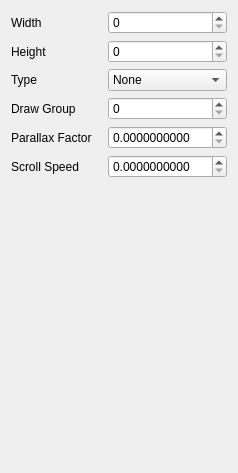
Above: RetroEDv2/tools/sceneproperties/scenelayerpropertiesv5.ui from RSDKModding/RetroED before the change. Below: the same form after it.
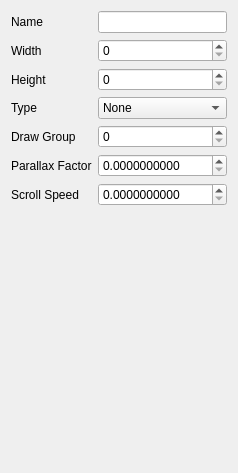
That is the form after the change.

What changed in the file:
```diff
--- a/RetroEDv2/tools/sceneproperties/scenelayerpropertiesv5.ui
+++ b/RetroEDv2/tools/sceneproperties/scenelayerpropertiesv5.ui
@@ -20,57 +20,50 @@
    <string>Form</string>
   </property>
   <layout class="QGridLayout" name="gridLayout">
-   <item row="5" column="1">
-    <widget class="QDoubleSpinBox" name="scrollSpeed">
-     <property name="decimals">
-      <number>10</number>
+   <item row="3" column="1">
+    <widget class="QComboBox" name="type">
+     <item>
+      <property name="text">
+       <string>None</string>
+      </property>
+     </item>
+     <item>
+      <property name="text">
+       <string>Horizontal Scroll</string>
+      </property>
+     </item>
+     <item>
+      <property name="text">
+       <string>Vertical Scroll</string>
+      </property>
+     </item>
+     <item>
+      <property name="text">
+       <string>Rotozoom</string>
+      </property>
+     </item>
+     <item>
+      <property name="text">
+       <string>Basic</string>
+      </property>
+     </item>
+    </widget>
+   </item>
+   <item row="4" column="0">
+    <widget class="QLabel" name="label_6">
+     <property name="text">
+      <string>Draw Group</string>
      </property>
-     <property name="maximum">
-      <double>128.000000000000000</double>
-     </property>
-     <property name="value">
-      <double>0.000000000000000</double>
-     </property>
     </widget>
    </item>
-   <item row="2" column="0">
+   <item row="3" column="0">
     <widget class="QLabel" name="label_3">
      <property name="text">
       <string>Type</string>
      </property>
     </widget>
    </item>
-   <item row="4" column="1">
-    <widget class="QDoubleSpinBox" name="parallaxFactor">
-     <property name="decimals">
-      <number>10</number>
-     </property>
-     <property name="maximum">
-      <double>128.000000000000000</double>
-     </property>
-     <property name="value">
-      <double>0.000000000000000</double>
-     </property>
-    </widget>
-   </item>
-   <item row="1" column="0">
-    <widget class="QLabel" name="label_2">
-     <property name="text">
-      <string>Height</string>
-     </property>
-    </widget>
-   </item>
-   <item row="1" column="1">
-    <widget class="QSpinBox" name="height">
-     <property name="minimum">
-      <number>0</number>
-     </property>
-     <property name="maximum">
-      <number>32767</number>
-     </property>
-    </widget>
-   </item>
-   <item row="6" column="0">
+   <item row="7" column="0">
     <spacer name="verticalSpacer">
      <property name="orientation">
       <enum>Qt::Vertical</enum>
@@ -83,80 +76,97 @@
      </property>
     </spacer>
    </item>
-   <item row="0" column="0">
-    <widget class="QLabel" name="label">
+   <item row="2" column="0">
+    <widget class="QLabel" name="label_2">
      <property name="text">
-      <string>Width</string>
+      <string>Height</string>
      </property>
     </widget>
    </item>
-   <item row="0" column="1">
-    <widget class="QSpinBox" name="width">
-     <property name="minimum">
-      <number>0</number>
-     </property>
-     <property name="maximum">
-      <number>32767</number>
-     </property>
-    </widget>
-   </item>
-   <item row="2" column="1">
-    <widget class="QComboBox" name="type">
-     <item>
-      <property name="text">
-       <string>None</string>
-      </property>
-     </item>
-     <item>
-      <property name="text">
-       <string>Horizontal Scroll</string>
-      </property>
-     </item>
-     <item>
-      <property name="text">
-       <string>Vertical Scroll</string>
-      </property>
-     </item>
-     <item>
-      <property name="text">
-       <string>Rotozoom</string>
-      </property>
-     </item>
-     <item>
-      <property name="text">
-       <string>Basic</string>
-      </property>
-     </item>
-    </widget>
-   </item>
    <item row="5" column="0">
-    <widget class="QLabel" name="label_5">
-     <property name="text">
-      <string>Scroll Speed</string>
-     </property>
-    </widget>
-   </item>
-   <item row="4" column="0">
     <widget class="QLabel" name="label_4">
      <property name="text">
       <string>Parallax Factor</string>
      </property>
     </widget>
    </item>
-   <item row="3" column="0">
-    <widget class="QLabel" name="label_6">
+   <item row="6" column="0">
+    <widget class="QLabel" name="label_5">
      <property name="text">
-      <string>Draw Group</string>
+      <string>Scroll Speed</string>
      </property>
     </widget>
    </item>
-   <item row="3" column="1">
+   <item row="2" column="1">
+    <widget class="QSpinBox" name="height">
+     <property name="minimum">
+      <number>0</number>
+     </property>
+     <property name="maximum">
+      <number>32767</number>
+     </property>
+    </widget>
+   </item>
+   <item row="1" column="0">
+    <widget class="QLabel" name="label">
+     <property name="text">
+      <string>Width</string>
+     </property>
+    </widget>
+   </item>
+   <item row="5" column="1">
+    <widget class="QDoubleSpinBox" name="parallaxFactor">
+     <property name="decimals">
+      <number>10</number>
+     </property>
+     <property name="maximum">
+      <double>128.000000000000000</double>
+     </property>
+     <property name="value">
+      <double>0.000000000000000</double>
+     </property>
+    </widget>
+   </item>
+   <item row="4" column="1">
     <widget class="QSpinBox" name="drawOrder">
      <property name="maximum">
       <number>16</number>
      </property>
     </widget>
    </item>
+   <item row="6" column="1">
+    <widget class="QDoubleSpinBox" name="scrollSpeed">
+     <property name="decimals">
+      <number>10</number>
+     </property>
+     <property name="maximum">
+      <double>128.000000000000000</double>
+     </property>
+     <property name="value">
+      <double>0.000000000000000</double>
+     </property>
+    </widget>
+   </item>
+   <item row="1" column="1">
+    <widget class="QSpinBox" name="width">
+     <property name="minimum">
+      <number>0</number>
+     </property>
+     <property name="maximum">
+      <number>32767</number>
+     </property>
+    </widget>
+   </item>
+   <item row="0" column="1">
+    <widget class="QLineEdit" name="name"/>
+   </item>
+   <item row="0" column="0">
+    <widget class="QLabel" name="label_7">
+     <property name="text">
+      <string>Name</string>
+     </property>
+    </widget>
+   </item>
   </layout>
  </widget>
  <tabstops>
```
